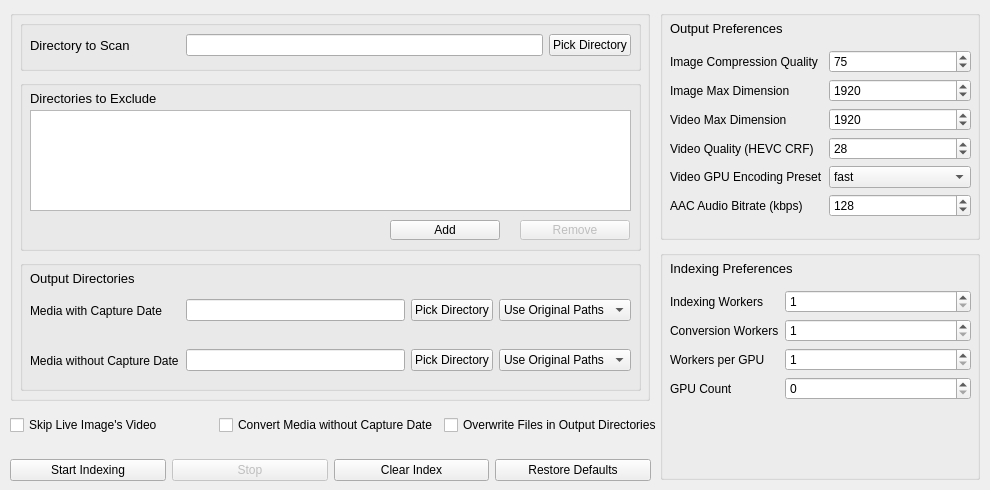
sabaatworld/batch-media-compressor, file assets/mainwindow.ui: the form before one commit.
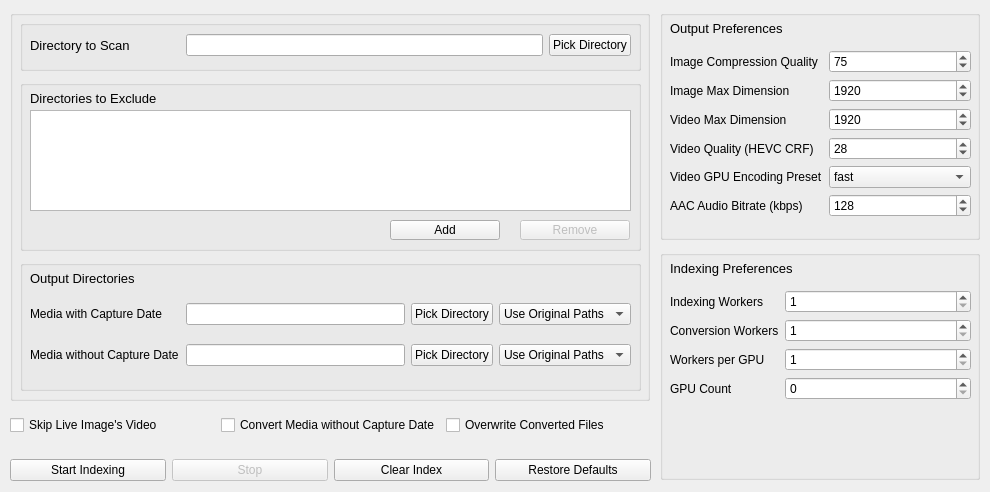
The form after the commit.

Diff of the .ui file:
```diff
--- a/assets/mainwindow.ui
+++ b/assets/mainwindow.ui
@@ -7,7 +7,7 @@
     <x>0</x>
     <y>0</y>
     <width>990</width>
-    <height>490</height>
+    <height>492</height>
    </rect>
   </property>
   <property name="windowTitle">
@@ -205,38 +205,18 @@
         <x>10</x>
         <y>30</y>
         <width>601</width>
-        <height>41</height>
+        <height>91</height>
        </rect>
       </property>
-      <layout class="QHBoxLayout" name="horizontalLayout">
-       <item>
-        <widget class="QLabel" name="label">
-         <property name="minimumSize">
-          <size>
-           <width>150</width>
-           <height>0</height>
-          </size>
-         </property>
-         <property name="text">
-          <string>Media with Capture Date</string>
-         </property>
-        </widget>
-       </item>
-       <item>
+      <layout class="QGridLayout" name="gridLayout">
+       <item row="0" column="2">
         <widget class="QLineEdit" name="txtOutputDir">
          <property name="readOnly">
           <bool>true</bool>
          </property>
         </widget>
        </item>
-       <item>
-        <widget class="QPushButton" name="btnPickOutputDir">
-         <property name="text">
-          <string>Pick Directory</string>
-         </property>
-        </widget>
-       </item>
-       <item>
+       <item row="0" column="4">
         <widget class="QComboBox" name="cbOutputDirPathType">
          <item>
           <property name="text">
@@ -250,19 +230,50 @@
          </item>
         </widget>
        </item>
-      </layout>
-     </widget>
-     <widget class="QWidget" name="horizontalLayoutWidget_4">
-      <property name="geometry">
-       <rect>
-        <x>10</x>
-        <y>80</y>
-        <width>601</width>
-        <height>41</height>
-       </rect>
-      </property>
-      <layout class="QHBoxLayout" name="horizontalLayout_4">
-       <item>
+       <item row="0" column="1">
+        <widget class="QLabel" name="label">
+         <property name="minimumSize">
+          <size>
+           <width>150</width>
+           <height>0</height>
+          </size>
+         </property>
+         <property name="text">
+          <string>Media with Capture Date</string>
+         </property>
+        </widget>
+       </item>
+       <item row="0" column="3">
+        <widget class="QPushButton" name="btnPickOutputDir">
+         <property name="text">
+          <string>Pick Directory</string>
+         </property>
+        </widget>
+       </item>
+       <item row="1" column="4">
+        <widget class="QComboBox" name="cbUnknownOutputDirPathType">
+         <item>
+          <property name="text">
+           <string>Use Original Paths</string>
+          </property>
+         </item>
+        </widget>
+       </item>
+       <item row="1" column="3">
+        <widget class="QPushButton" name="btnPickUnknownOutputDir">
+         <property name="text">
+          <string>Pick Directory</string>
+         </property>
+        </widget>
+       </item>
+       <item row="1" column="2">
+        <widget class="QLineEdit" name="txtUnknownOutputDir">
+         <property name="readOnly">
+          <bool>true</bool>
+         </property>
+        </widget>
+       </item>
+       <item row="1" column="1">
         <widget class="QLabel" name="label_8">
          <property name="minimumSize">
           <size>
@@ -275,29 +286,6 @@
          </property>
         </widget>
        </item>
-       <item>
-        <widget class="QLineEdit" name="txtUnknownOutputDir">
-         <property name="readOnly">
-          <bool>true</bool>
-         </property>
-        </widget>
-       </item>
-       <item>
-        <widget class="QPushButton" name="btnPickUnknownOutputDir">
-         <property name="text">
-          <string>Pick Directory</string>
-         </property>
-        </widget>
-       </item>
-       <item>
-        <widget class="QComboBox" name="cbUnknownOutputDirPathType">
-         <item>
-          <property name="text">
-           <string>Use Original Paths</string>
-          </property>
-         </item>
-        </widget>
-       </item>
       </layout>
      </widget>
     </widget>
@@ -744,7 +732,7 @@
      <rect>
       <x>10</x>
       <y>410</y>
-      <width>652</width>
+      <width>641</width>
       <height>31</height>
      </rect>
     </property>
@@ -766,7 +754,7 @@
      <item>
       <widget class="QCheckBox" name="chkOverwriteFiles">
        <property name="text">
-        <string>Overwrite Files in Output Directories</string>
+        <string>Overwrite Converted Files</string>
        </property>
       </widget>
      </item>
```
Left out of the diff: 2 changed lines with no effect on the pictures.
